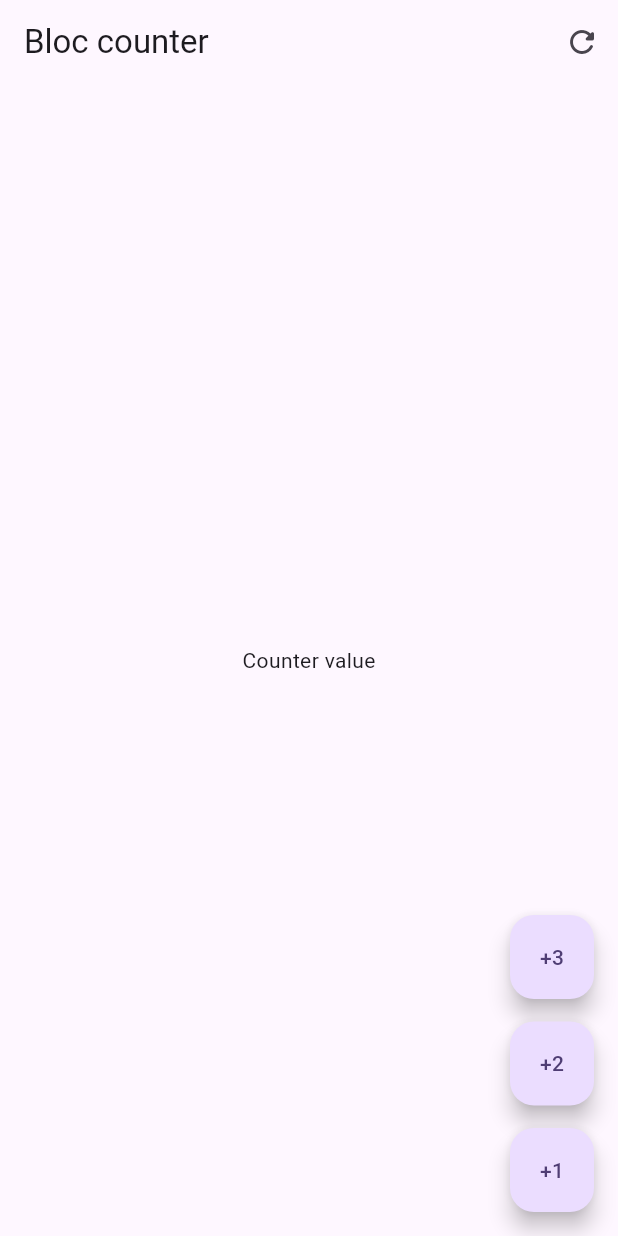
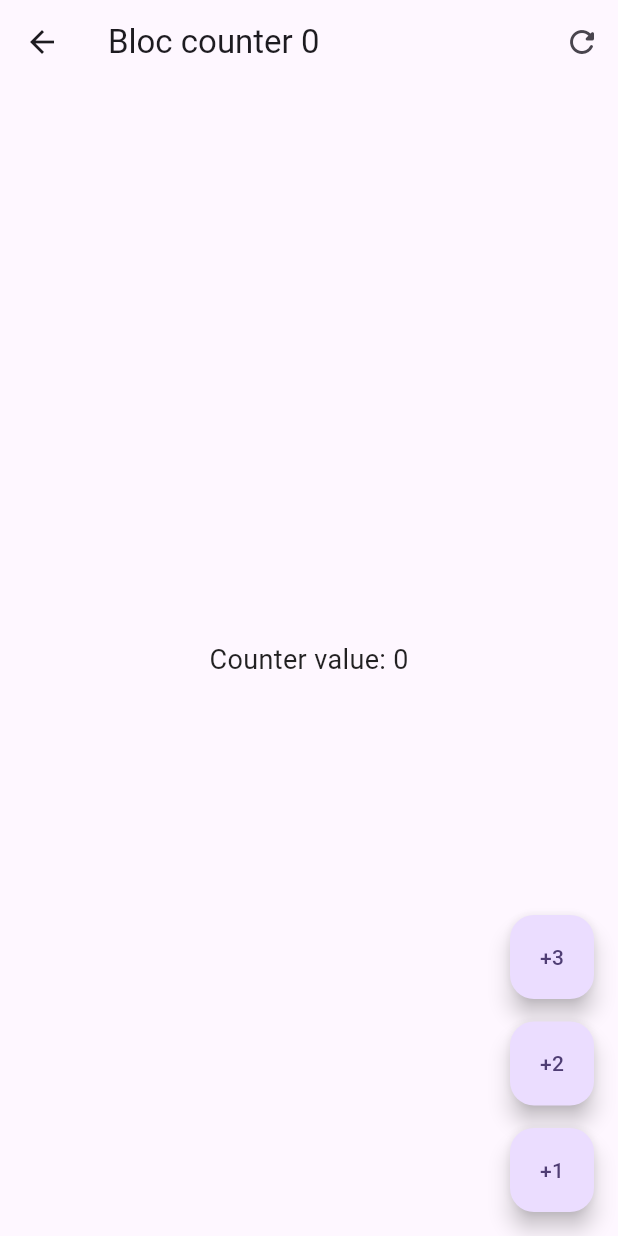
Before and after one commit to jorgeart81/form_app, a Flutter app: the screen it shows after launch, after a tap on "Bloc", on a phone screen of 412 x 824 dp. Run offline on Flutter 3.47's test engine with Material 3 defaults, Android fonts, the phone set to English and light mode, and no system bars; our stand-ins replace equatable, flutter_bloc, go_router.

Commit message:
feat: Add counter bloc

```diff
--- a/lib/config/router/app_router.dart
+++ b/lib/config/router/app_router.dart
@@ -1,4 +1,4 @@
-import 'package:forms_app/presentation/screens/bloc_counter_screen%20copy.dart';
+import 'package:forms_app/presentation/screens/bloc_counter_screen.dart';
 import 'package:forms_app/presentation/screens/cubit_counter_screen.dart';
 import 'package:forms_app/presentation/screens/home_screen.dart';
 import 'package:go_router/go_router.dart';
--- /dev/null
+++ b/lib/presentation/blocs/counter_bloc/counter_bloc.dart
@@ -0,0 +1,28 @@
+import 'package:equatable/equatable.dart';
+import 'package:flutter_bloc/flutter_bloc.dart';
+
+part 'counter_event.dart';
+part 'counter_state.dart';
+
+class CounterBloc extends Bloc<CounterEvent, CounterInitial> {
+  CounterBloc() : super(const CounterInitial()) {
+    on<CounterIncreased>(_onCounterIncreased);
+    on<CounterReset>(_onCounterReset);
+  }
+
+  void _onCounterIncreased(
+    CounterIncreased event,
+    Emitter<CounterInitial> emit,
+  ) {
+    emit(
+      state.copyWith(
+        counter: state.counter + event.value,
+        transactionCount: state.transactionCount + 1,
+      ),
+    );
+  }
+
+  void _onCounterReset(CounterReset event, Emitter<CounterInitial> emit) {
+    emit(state.copyWith(counter: event.value));
+  }
+}
--- /dev/null
+++ b/lib/presentation/blocs/counter_bloc/counter_event.dart
@@ -0,0 +1,17 @@
+part of 'counter_bloc.dart';
+
+sealed class CounterEvent {
+  const CounterEvent();
+}
+
+class CounterIncreased extends CounterEvent {
+  final int value;
+
+  const CounterIncreased(this.value);
+}
+
+class CounterReset extends CounterEvent {
+  final int value = 0;
+
+  const CounterReset();
+}
--- /dev/null
+++ b/lib/presentation/blocs/counter_bloc/counter_state.dart
@@ -0,0 +1,20 @@
+part of 'counter_bloc.dart';
+
+sealed class CounterState extends Equatable {
+  final int counter;
+  final int transactionCount;
+
+  const CounterState({required this.counter, required this.transactionCount});
+
+  @override
+  List<Object> get props => [counter, transactionCount];
+}
+
+final class CounterInitial extends CounterState {
+  const CounterInitial({super.counter = 0, super.transactionCount = 0});
+
+  copyWith({int? counter, int? transactionCount}) => CounterInitial(
+    counter: counter ?? this.counter,
+    transactionCount: transactionCount ?? this.transactionCount,
+  );
+}
--- a/lib/presentation/screens/bloc_counter_screen copy.dart
+++ /dev/null
@@ -1,39 +0,0 @@
-import 'package:flutter/material.dart';
-
-class BlocCounterScreen extends StatelessWidget {
-  const BlocCounterScreen({super.key});
-
-  @override
-  Widget build(BuildContext context) {
-    return Scaffold(
-      appBar: AppBar(
-        title: Text('Bloc counter'),
-        actions: [
-          IconButton(onPressed: () {}, icon: Icon(Icons.refresh_rounded)),
-        ],
-      ),
-      body: Center(child: const Text('Counter value')),
-      floatingActionButton: Column(
-        mainAxisAlignment: MainAxisAlignment.end,
-        spacing: 15,
-        children: [
-          FloatingActionButton(
-            heroTag: 1,
-            child: const Text('+3'),
-            onPressed: () {},
-          ),
-          FloatingActionButton(
-            heroTag: 2,
-            child: const Text('+2'),
-            onPressed: () {},
-          ),
-          FloatingActionButton(
-            heroTag: 3,
-            child: const Text('+1'),
-            onPressed: () {},
-          ),
-        ],
-      ),
-    );
-  }
-}
--- /dev/null
+++ b/lib/presentation/screens/bloc_counter_screen.dart
@@ -0,0 +1,82 @@
+import 'package:flutter/material.dart';
+import 'package:flutter_bloc/flutter_bloc.dart';
+import 'package:forms_app/presentation/blocs/counter_bloc/counter_bloc.dart';
+
+class BlocCounterScreen extends StatelessWidget {
+  const BlocCounterScreen({super.key});
+
+  @override
+  Widget build(BuildContext context) {
+    return BlocProvider(
+      create: (_) => CounterBloc(),
+      child: _BlocCounterView(),
+    );
+  }
+}
+
+class _BlocCounterView extends StatelessWidget {
+  const _BlocCounterView();
+
+  void _increaseCounterBy(BuildContext context, [int value = 1]) {
+    context.read<CounterBloc>().add(CounterIncreased(value));
+  }
+
+  void _resetCounter(BuildContext context) {
+    context.read<CounterBloc>().add(CounterReset());
+  }
+
+  @override
+  Widget build(BuildContext context) {
+    return Scaffold(
+      appBar: AppBar(
+        title: context.select(
+          (CounterBloc counterBloc) =>
+              Text('Bloc counter ${counterBloc.state.transactionCount}'),
+        ),
+        actions: [
+          IconButton(
+            onPressed: () {
+              _resetCounter(context);
+            },
+            icon: Icon(Icons.refresh_rounded),
+          ),
+        ],
+      ),
+      body: context.select(
+        (CounterBloc counterBloc) => Center(
+          child: Text(
+            'Counter value: ${counterBloc.state.counter}',
+            style: const TextStyle(fontSize: 18, color: Colors.black87),
+          ),
+        ),
+      ),
+      floatingActionButton: Column(
+        mainAxisAlignment: MainAxisAlignment.end,
+        spacing: 15,
+        children: [
+          FloatingActionButton(
+            heroTag: 1,
+            child: const Text('+3'),
+            onPressed: () {
+              _increaseCounterBy(context, 3);
+            },
+          ),
+          FloatingActionButton(
+            heroTag: 2,
+            child: const Text('+2'),
+            onPressed: () {
+              _increaseCounterBy(context, 2);
+            },
+          ),
+          FloatingActionButton(
+            heroTag: 3,
+            child: const Text('+1'),
+            onPressed: () {
+              _increaseCounterBy(context);
+            },
+          ),
+        ],
+      ),
+    );
+  }
+}
--- a/lib/presentation/screens/home_screen.dart
+++ b/lib/presentation/screens/home_screen.dart
@@ -19,10 +19,10 @@ class HomeScreen extends StatelessWidget {
           ),
           ListTile(
             title: const Text('Bloc'),
-            subtitle: const Text('Gestor de estado'),
+            subtitle: const Text('Gestor de estado compuesto'),
             trailing: const Icon(Icons.arrow_forward_ios_rounded),
             onTap: () {
-              context.go('/bloc');
+              context.push('/bloc');
             },
           ),
         ],
```
